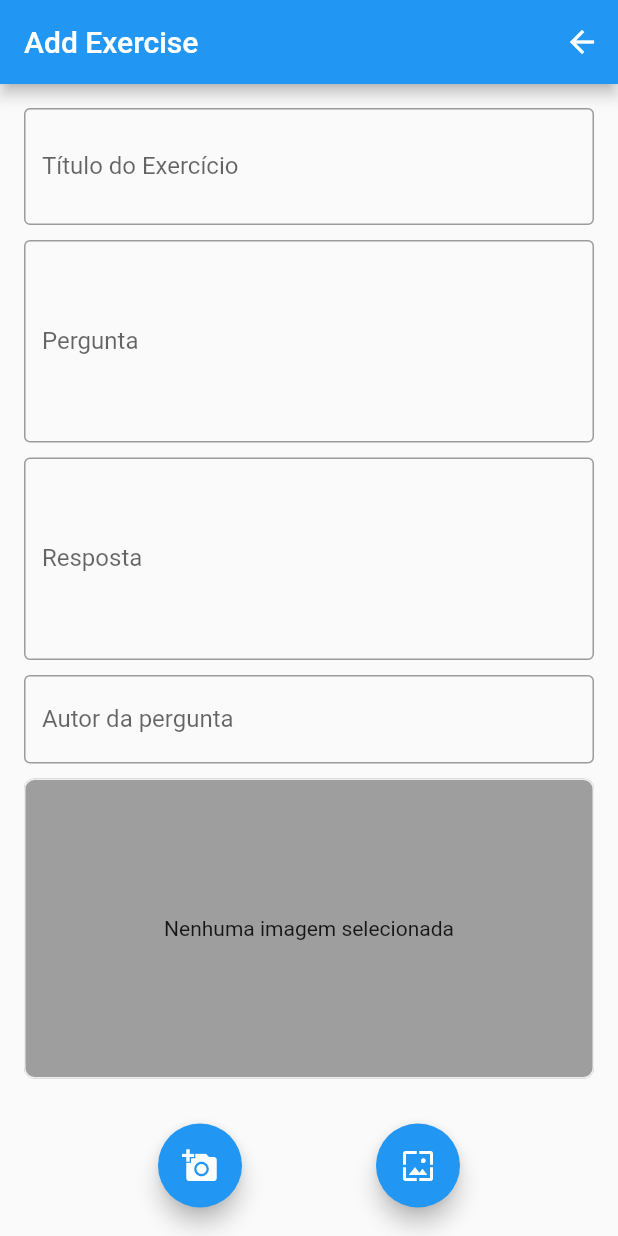
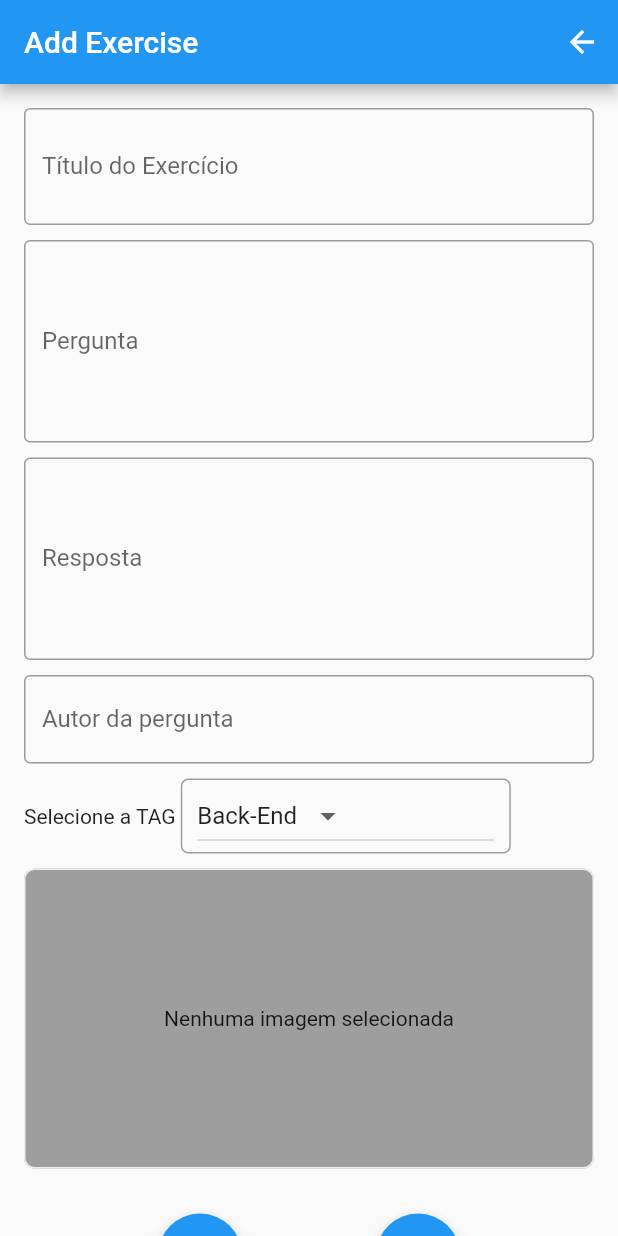
Before and after one commit to adolfosp/Back-Front_WebCodeTricks, a Flutter app: the AddExercise screen opened directly, on a phone screen of 412 x 824 dp. Run offline on Flutter 3.47's test engine with Material 2 defaults, Android fonts, the phone set to English and light mode, and no system bars; our stand-ins replace cloud_firestore, firebase_auth, firebase_storage, google_sign_in, image_picker, rxdart; missing offline and left inert: bloc_pattern, multilevel_drawer; accounts and stored records are empty.

Commit message:
Ajustando botão DropDown Tag

```diff
--- a/lib/model/exercise.dart
+++ b/lib/model/exercise.dart
@@ -1,5 +1,3 @@
-import 'package:firebase_storage/firebase_storage.dart';
-
 class Exercise {
   final String titulo;
   final String pergunta;
@@ -7,6 +5,7 @@ class Exercise {
   final String autor;
   final String id;
   final String url;
+  final String tag;
 
   Exercise(
       {this.titulo,
@@ -14,7 +13,8 @@ class Exercise {
       this.autor,
       this.pergunta,
       this.resposta,
-      this.url});
+      this.url,
+      this.tag});
 
   Exercise.fromMap(Map<String, dynamic> data, String id)
       : titulo = data['titulo'],
@@ -22,7 +22,8 @@ class Exercise {
         pergunta = data['pergunta'],
         resposta = data['resposta'],
         autor = data['autor'],
-        url = data['url'];
+        url = data['url'],
+        tag = data['tag'];
 
   Map<String, dynamic> toMap() {
     return {
@@ -31,6 +32,7 @@ class Exercise {
       "resposta": resposta,
       "autor": autor,
       "url": url,
+      "tag": tag,
     };
   }
 }
--- a/lib/screen/addExercise.dart
+++ b/lib/screen/addExercise.dart
@@ -58,10 +58,17 @@ class _AddExerciseState extends State<AddExercise> {
   FocusNode _autorNode;
   bool _loading;
   double _progressValue;
+  get isEditExercise => widget.exercise != null;
 
+  List _cities = ["Back-End", "Front-End", "JavaScript", "Node", "CSS"];
+  List<DropdownMenuItem<String>> _dropDownMenuItems;
+  String _currentCity;
   @override
   void initState() {
     super.initState();
+    _dropDownMenuItems = getDropDownMenuItems();
+    _currentCity =
+        isEditExercise ? widget.exercise.tag : _dropDownMenuItems[0].value;
     _loading = false;
     _progressValue = 0.0;
 
@@ -78,7 +85,20 @@ class _AddExerciseState extends State<AddExercise> {
     _autorNode = FocusNode();
   }
 
-  get isEditExercise => widget.exercise != null;
+  List<DropdownMenuItem<String>> getDropDownMenuItems() {
+    List<DropdownMenuItem<String>> items = new List();
+    for (String city in _cities) {
+      items.add(new DropdownMenuItem(value: city, child: new Text(city)));
+    }
+    return items;
+  }
+
+  void changedDropDownItem(String selectedCity) {
+    setState(() {
+      _currentCity = selectedCity;
+      print(_currentCity);
+    });
+  }
 
   Future getImageFromCamera() async {
     final picker = ImagePicker();
@@ -200,6 +220,32 @@ class _AddExerciseState extends State<AddExercise> {
                   labelText: "Autor da pergunta",
                   border: OutlineInputBorder(),
                 ),
+              ),
+              const SizedBox(
+                height: 10.0,
+              ),
+              Row(
+                children: <Widget>[
+                  Text(
+                    "Selecione a TAG ",
+                  ),
+                  Container(
+                    height: 50.0,
+                    decoration: BoxDecoration(
+                      border: Border.all(
+                        color: Colors.grey,
+                      ),
+                      borderRadius: BorderRadius.circular(5.0),
+                    ),
+                    width: 220.0,
+                    padding: EdgeInsets.fromLTRB(10, 0, 10, 0),
+                    child: DropdownButton(
+                      value: _currentCity,
+                      items: _dropDownMenuItems,
+                      onChanged: changedDropDownItem,
+                    ),
+                  ),
+                ],
               ),
               const SizedBox(
                 height: 10.0,
@@ -337,7 +383,8 @@ class _AddExerciseState extends State<AddExercise> {
                                         resposta: _respostaController.text,
                                         autor: _autorController.text,
                                         url: myUrl,
-                                        id: widget.exercise.id);
+                                        id: widget.exercise.id,
+                                        tag: _currentCity);
 
                                     await FirestoreService()
                                         .updateExercise(exercise);
@@ -349,7 +396,8 @@ class _AddExerciseState extends State<AddExercise> {
                                         resposta: _respostaController.text,
                                         autor: _autorController.text,
                                         url: myUrl,
-                                        id: widget.exercise.id);
+                                        id: widget.exercise.id,
+                                        tag: _currentCity);
 
                                     await FirestoreService()
                                         .updateExercise(exercise);
@@ -358,12 +406,12 @@ class _AddExerciseState extends State<AddExercise> {
                                   String myUrl = await uploadImage(_image);
 
                                   Exercise exercise = Exercise(
-                                    titulo: _tituloController.text,
-                                    pergunta: _perguntaController.text,
-                                    resposta: _respostaController.text,
-                                    autor: _autorController.text,
-                                    url: myUrl,
-                                  );
+                                      titulo: _tituloController.text,
+                                      pergunta: _perguntaController.text,
+                                      resposta: _respostaController.text,
+                                      autor: _autorController.text,
+                                      url: myUrl,
+                                      tag: _currentCity);
                                   await FirestoreService()
                                       .addExercise(exercise);
                                 }
--- a/lib/screen/exercise_details.dart
+++ b/lib/screen/exercise_details.dart
@@ -28,6 +28,9 @@ class ExerciseDetailsPage extends StatelessWidget {
             Text(
               exercise.autor,
             ),
+            Text(
+              exercise.tag,
+            ),
             Image.network(exercise.url),
             const SizedBox(
               height: 20.0,
```
